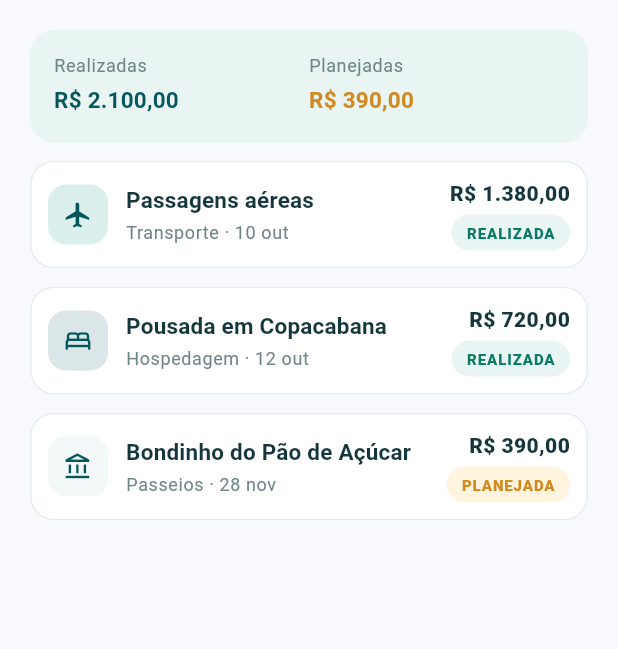
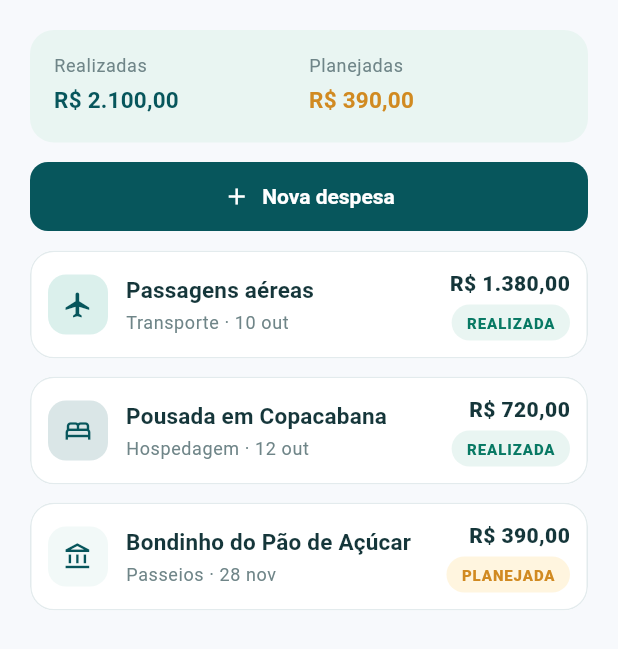
Before and after one commit to Lseferin/tripbudget-mobile, a Flutter app: the ExpensesTab widget shown alone on an empty page, opened directly with sample values from the repository, on a phone screen of 412 x 824 dp. Shown: the top 649 px of the screen. Run offline on Flutter 3.47's test engine with Material 3 defaults, Android fonts, the phone set to English and light mode, and no system bars.

Commit message:
feat: implement expense registration flow

```diff
--- a/lib/data/mock/mock_trips.dart
+++ b/lib/data/mock/mock_trips.dart
@@ -83,7 +83,7 @@ List<Trip> buildMockTrips() {
     ),
     Trip(
       id: 'portugal-2026',
-      title: 'Portugal com amigos',
+      title: 'Eurotrip (Portugal)',
       destination: 'Lisboa, Portugal',
       startDate: DateTime(2026, 12, 12),
       endDate: DateTime(2026, 12, 19),
--- a/lib/features/trips/detail/expenses_tab.dart
+++ b/lib/features/trips/detail/expenses_tab.dart
@@ -13,9 +13,14 @@ import '../widgets/category_style.dart';
 
 /// Aba "Gastos": lista de despesas, separando planejadas de realizadas.
 class ExpensesTab extends StatelessWidget {
-  const ExpensesTab({super.key, required this.trip});
+  const ExpensesTab({
+    super.key,
+    required this.trip,
+    required this.onAddExpense,
+  });
 
   final Trip trip;
+  final VoidCallback onAddExpense;
 
   @override
   Widget build(BuildContext context) {
@@ -23,11 +28,25 @@ class ExpensesTab extends StatelessWidget {
       ..sort((a, b) => a.date.compareTo(b.date));
 
     if (expenses.isEmpty) {
-      return const Center(
-        child: EmptyState(
-          icon: Icons.receipt_long_outlined,
-          title: 'Nenhuma despesa ainda',
-          message: 'As despesas desta viagem aparecerão aqui.',
+      return Center(
+        child: Padding(
+          padding: const EdgeInsets.all(AppSpacing.screen),
+          child: Column(
+            mainAxisSize: MainAxisSize.min,
+            children: [
+              const EmptyState(
+                icon: Icons.receipt_long_outlined,
+                title: 'Nenhuma despesa ainda',
+                message: 'As despesas desta viagem aparecerão aqui.',
+              ),
+              const SizedBox(height: AppSpacing.lg),
+              FilledButton.icon(
+                onPressed: onAddExpense,
+                icon: const Icon(Icons.add),
+                label: const Text('Nova despesa'),
+              ),
+            ],
+          ),
         ),
       );
     }
@@ -35,11 +54,25 @@ class ExpensesTab extends StatelessWidget {
     return ListView.separated(
       padding: const EdgeInsets.all(AppSpacing.screen),
       // +1 para o resumo no topo da lista.
-      itemCount: expenses.length + 1,
+      itemCount: expenses.length + 2,
       separatorBuilder: (_, _) => const SizedBox(height: AppSpacing.md),
       itemBuilder: (context, index) {
-        if (index == 0) return _ExpensesSummary(trip: trip);
-        return _ExpenseTile(expense: expenses[index - 1]);
+        if (index == 0) {
+          return _ExpensesSummary(trip: trip);
+        }
+
+        if (index == 1) {
+          return SizedBox(
+            width: double.infinity,
+            child: FilledButton.icon(
+              onPressed: onAddExpense,
+              icon: const Icon(Icons.add),
+              label: const Text('Nova despesa'),
+            ),
+          );
+        }
+
+        return _ExpenseTile(expense: expenses[index - 2]);
       },
     );
   }
--- a/lib/features/trips/widgets/trip_card.dart
+++ b/lib/features/trips/widgets/trip_card.dart
@@ -85,7 +85,7 @@ class TripCard extends StatelessWidget {
                 const SizedBox(height: AppSpacing.lg),
                 Row(
                   children: [
-                    Text('Orçamento usado', style: textTheme.bodySmall),
+                    Text('Orçamento estimado', style: textTheme.bodySmall),
                     const Spacer(),
                     Text(
                       '$percent%',
```
Also changed, not shown: lib/features/trips/detail/create_expense_screen.dart (added, +204 -0 lines), lib/features/trips/detail/trip_detail_screen.dart (+11 -1 lines), lib/features/trips/trip_navigation.dart (+26 -0 lines).
